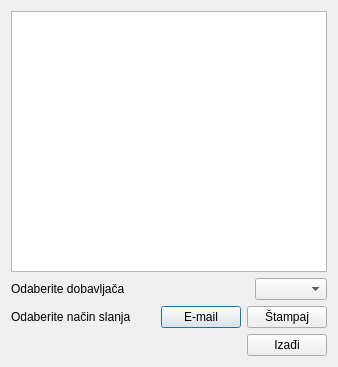
zivke/nabavke, file slanjezahtevaa3.ui: the form before one commit.
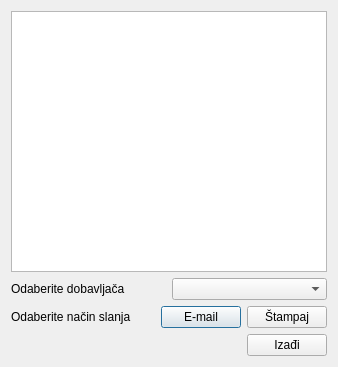
The form after the commit.

```diff
--- a/slanjezahtevaa3.ui
+++ b/slanjezahtevaa3.ui
@@ -27,20 +27,7 @@
       </widget>
      </item>
      <item>
-      <spacer name="horizontalSpacer">
-       <property name="orientation">
-        <enum>Qt::Horizontal</enum>
-       </property>
-       <property name="sizeHint" stdset="0">
-        <size>
-         <width>40</width>
-         <height>20</height>
-        </size>
-       </property>
-      </spacer>
-     </item>
-     <item>
-      <widget class="QComboBox" name="comboBox"/>
+      <widget class="QComboBox" name="cbDobavljaci"/>
      </item>
     </layout>
    </item>
```
Left out of the diff: 2 changed lines with no effect on the pictures.
